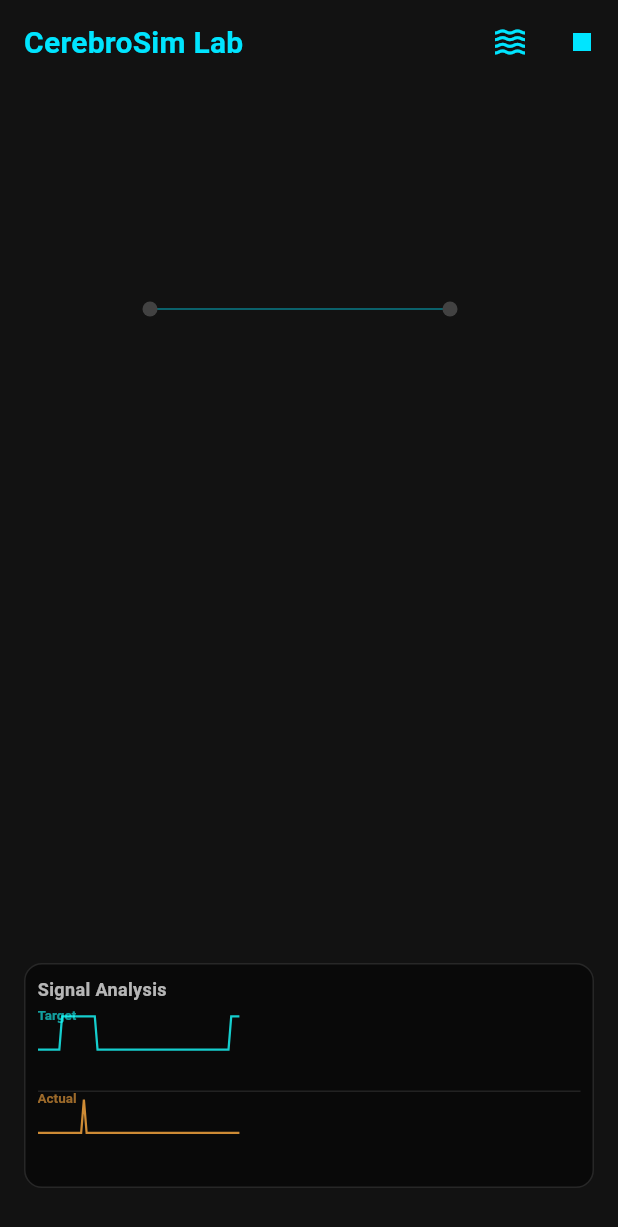
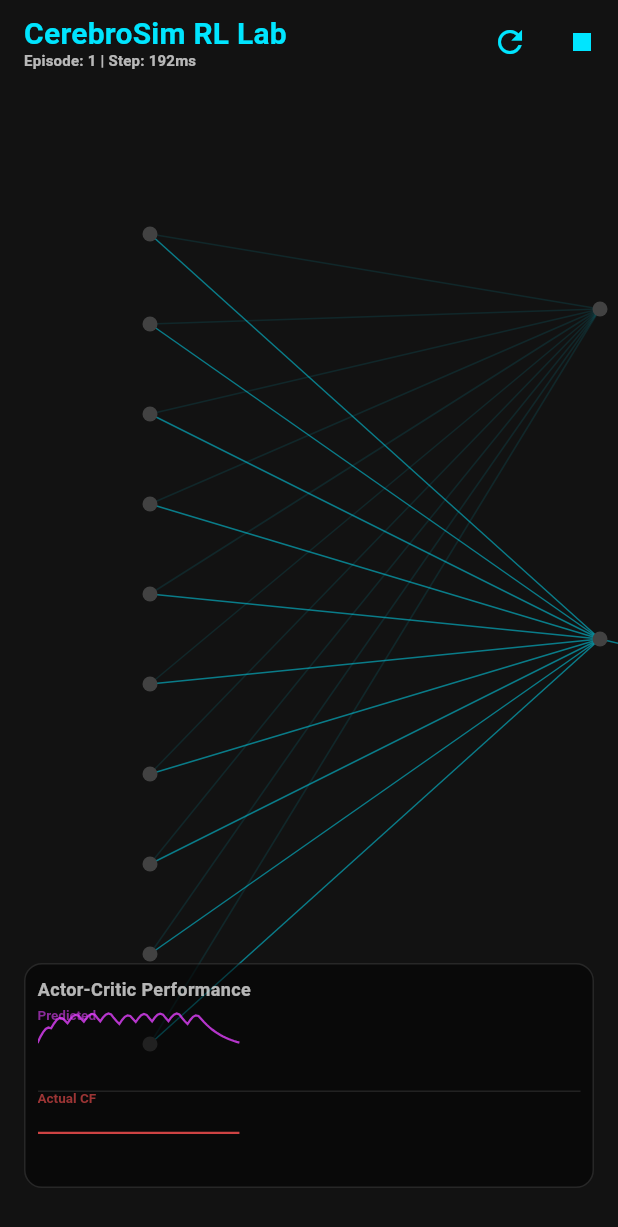
Before and after one commit to mirkodibr/CerebroSim, a Flutter app: the screen it shows after launch, after a tap on the "play arrow" icon, on a phone screen of 412 x 824 dp. Shown: the top 1227 px of the screen. Run offline on Flutter 3.47's test engine with Material 3 defaults, Android fonts, the phone set to English and light mode, and no system bars; our stand-ins replace firebase_core, flutter_riverpod; accounts and stored records are empty.

Commit message:
Prompt 23: Refactor environment and simulation providers for episodic Actor-Critic RL

```diff
--- /dev/null
+++ b/lib/providers/environment_provider.dart
@@ -0,0 +1,105 @@
+import 'package:flutter_riverpod/flutter_riverpod.dart';
+
+class EnvironmentState {
+  final int episodeNumber;
+  final double currentStep; // 0 to 1000 ms
+
+  const EnvironmentState({
+    this.episodeNumber = 0,
+    this.currentStep = 0.0,
+  });
+
+  EnvironmentState copyWith({
+    int? episodeNumber,
+    double? currentStep,
+  }) {
+    return EnvironmentState(
+      episodeNumber: episodeNumber ?? this.episodeNumber,
+      currentStep: currentStep ?? this.currentStep,
+    );
+  }
+}
+
+class EnvironmentNotifier extends Notifier<EnvironmentState> {
+  @override
+  EnvironmentState build() => const EnvironmentState();
+
+  /// Updates the environment step based on elapsed time (ms)
+  void update(double deltaTimeMs) {
+    double nextStep = state.currentStep + deltaTimeMs;
+
+    if (nextStep >= 1000.0) {
+      state = state.copyWith(
+        episodeNumber: state.episodeNumber + 1,
+        currentStep: 0.0,
+      );
+    } else {
+      state = state.copyWith(currentStep: nextStep);
+    }
+  }
+
+  /// Returns the state vector for Parallel Fibers (PF) based on current time.
+  ///
+  /// In this model, different PF cells are active during different temporal windows.
+  List<bool> getPFStateVector({int pfCount = 10}) {
+    return List.generate(pfCount, (index) {
+      final windowSize = 1000.0 / pfCount;
+      final start = index * windowSize;
+      final end = (index + 1) * windowSize;
+      return state.currentStep >= start && state.currentStep < end;
+    });
+  }
+
+  /// Returns the climbing fiber signal (reward/punishment).
+  ///
+  /// Negative punishment (-1.0) is triggered at step 500 if the incorrect action is selected.
+  double getClimbingFiberSignal(String lastAction) {
+    // Reward/Punishment window around 500ms
+    if (state.currentStep >= 480 && state.currentStep <= 520) {
+      // Goal: Action 'anticlose' should be triggered at 500ms
+      if (lastAction != 'anticlose') {
+        return -1.0;
+      }
+    }
+    return 0.0;
+  }
+
+  void reset() {
+    state = const EnvironmentState();
+  }
+}
+
+final environmentProvider = NotifierProvider<EnvironmentNotifier, EnvironmentState>(() {
+  return EnvironmentNotifier();
+});
+
+/// Data point for visualization (Predicted vs Actual Punishment)
+class HistoryPoint {
+  final double input; // Used for predictedPunishment
+  final double output; // Used for actualPunishment
+  HistoryPoint(this.input, this.output);
+}
+
+class SignalHistoryNotifier extends Notifier<List<HistoryPoint>> {
+  @override
+  List<HistoryPoint> build() => [];
+
+  void addPoint(double predictedPunishment, double actualPunishment) {
+    final nextHistory = List<HistoryPoint>.from(state)
+      ..add(HistoryPoint(predictedPunishment, actualPunishment));
+
+    // Maintain a fixed window of 200 points
+    if (nextHistory.length > 200) {
+      nextHistory.removeAt(0);
+    }
+    state = nextHistory;
+  }
+
+  void reset() {
+    state = [];
+  }
+}
+
+final signalHistoryProvider = NotifierProvider<SignalHistoryNotifier, List<HistoryPoint>>(() {
+  return SignalHistoryNotifier();
+});
--- a/lib/providers/signal_provider.dart
+++ /dev/null
@@ -1,81 +0,0 @@
-import 'dart:math' as math;
-import 'package:flutter_riverpod/flutter_riverpod.dart';
-
-enum SignalType { sine, step, square }
-
-class SignalNotifier extends Notifier<bool> {
-  SignalType _type = SignalType.sine;
-  double _frequency = 1.0; // Hz
-  double _currentTime = 0.0;
-
-  @override
-  bool build() {
-    return false;
-  }
-
-  void setType(SignalType type) {
-    _type = type;
-  }
-
-  void setFrequency(double freq) {
-    _frequency = freq;
-  }
-
-  /// Updates the signal based on the elapsed time (ms)
-  void update(double deltaTimeMs) {
-    _currentTime += deltaTimeMs / 1000.0;
-
-    switch (_type) {
-      case SignalType.sine:
-        // Convert sine wave (-1 to 1) to a binary spike
-        // Spike when sine is in the upper 20% of its phase
-        final value = math.sin(2 * math.pi * _frequency * _currentTime);
-        state = value > 0.8;
-        break;
-      case SignalType.step:
-        // Toggle every 1 second
-        state = (_currentTime % 2.0) < 1.0;
-        break;
-      case SignalType.square:
-        // Rapid oscillation
-        state = math.sin(2 * math.pi * _frequency * _currentTime) > 0;
-        break;
-    }
-  }
-
-  void reset() {
-    _currentTime = 0.0;
-    state = false;
-  }
-}
-
-final signalProvider = NotifierProvider<SignalNotifier, bool>(() {
-  return SignalNotifier();
-});
-
-class HistoryPoint {
-  final double input;
-  final double output;
-  HistoryPoint(this.input, this.output);
-}
-
-class SignalHistoryNotifier extends Notifier<List<HistoryPoint>> {
-  @override
-  List<HistoryPoint> build() => [];
-
-  void addPoint(double input, double output) {
-    final nextHistory = List<HistoryPoint>.from(state)..add(HistoryPoint(input, output));
-    if (nextHistory.length > 200) {
-      nextHistory.removeAt(0);
-    }
-    state = nextHistory;
-  }
-
-  void reset() {
-    state = [];
-  }
-}
-
-final signalHistoryProvider = NotifierProvider<SignalHistoryNotifier, List<HistoryPoint>>(() {
-  return SignalHistoryNotifier();
-});
--- a/lib/providers/simulation_provider.dart
+++ b/lib/providers/simulation_provider.dart
@@ -3,7 +3,7 @@ import 'package:flutter_riverpod/flutter_riverpod.dart';
 import '../models/simulation_state.dart';
 import '../models/neuron.dart';
 import '../services/simulation_service.dart';
-import 'signal_provider.dart';
+import 'environment_provider.dart';
 
 /// Provider for the SimulationService
 final simulationServiceProvider = Provider<SimulationService>((ref) {
@@ -17,8 +17,6 @@ class SimulationNotifier extends Notifier<SimulationState> {
 
   @override
   SimulationState build() {
-    // Return an initial empty state.
-    // In a real app, this might load from a default configuration.
     ref.onDispose(() => _timer?.cancel());
     return const SimulationState(neurons: [], synapses: []);
   }
@@ -29,7 +27,7 @@ class SimulationNotifier extends Notifier<SimulationState> {
   void initialize(SimulationState initialState) {
     state = initialState;
     ref.read(signalHistoryProvider.notifier).reset();
-    ref.read(signalProvider.notifier).reset();
+    ref.read(environmentProvider.notifier).reset();
   }
 
   /// Starts the simulation at ~60 FPS (16ms per tick)
@@ -51,46 +49,53 @@ class SimulationNotifier extends Notifier<SimulationState> {
   void tick() {
     final service = ref.read(simulationServiceProvider);
 
-    // 1. Update the signal generator
-    final signalNotifier = ref.read(signalProvider.notifier);
-    signalNotifier.update(16);
-    final currentInput = ref.read(signalProvider);
+    // 1. Advance environment
+    final envNotifier = ref.read(environmentProvider.notifier);
+    envNotifier.update(16);
+    final pfState = envNotifier.getPFStateVector();
 
-    // 2. Feed signal into the input neuron (e.g. 'n1')
+    // 2. Feed PF state into 'Granular' neurons (Parallel Fibers)
+    // Assume PF neurons have IDs like 'pf_0', 'pf_1', etc.
     SimulationState currentState = state;
     final List<Neuron> updatedNeurons = currentState.neurons.map((n) {
       if (n.type == 'Granular') {
-        // If signal is high, push potential towards threshold
-        return n.copyWith(currentPotential: currentInput ? n.threshold : n.currentPotential);
+        final pfIndexString = n.id.replaceFirst('pf_', '');
+        final index = int.tryParse(pfIndexString);
+        if (index != null && index < pfState.length) {
+          // If this PF should be active now, push it to threshold
+          return n.copyWith(currentPotential: pfState[index] ? n.threshold : n.currentPotential);
+        }
       }
       return n;
     }).toList();
     currentState = currentState.copyWith(neurons: updatedNeurons);
 
-    // 3. Process the simulation tick
-    final nextState = service.calculateNextState(currentState);
-    state = nextState;
+    // 3. Process the simulation step (LIF dynamics)
+    state = service.calculateNextState(currentState);
 
-    // 4. Learning logic (Actor-Critic Refactor)
-    // Temporary: Mock punishment signal based on supervised error for compilability
-    final purkinje = state.neurons.firstWhere(
-      (n) => n.type == 'Purkinje',
-      orElse: () => state.neurons.isNotEmpty ? state.neurons.last : const Neuron(id: '', type: '', threshold: 0, currentPotential: 0)
-    );
-    final isSpiking = purkinje.currentPotential >= purkinje.threshold;
-    final double mockPunishment = (isSpiking != currentInput) ? -1.0 : 0.0;
+    // 4. Learning logic (Actor-Critic)
+    final lastAction = service.getExecutedAction(state);
+    final actualPunishment = envNotifier.getClimbingFiberSignal(lastAction);
 
-    applyLearningRL(mockPunishment);
+    // Apply weight updates
+    state = service.adjustWeightsRL(state, climbingFiberPunishment: actualPunishment);
 
-    // 5. Update history
-    final outputSpike = purkinje.currentPotential >= purkinje.threshold;
+    // 5. Update history for plotting
+    // predictedPunishment is the sum of SC neuron potentials (Critic)
+    double predictedPunishment = 0.0;
+    for (final neuron in state.neurons) {
+      if (neuron.type == 'SC') {
+        predictedPunishment += neuron.currentPotential;
+      }
+    }
+
     ref.read(signalHistoryProvider.notifier).addPoint(
-      currentInput ? 1.0 : 0.0,
-      outputSpike ? 1.0 : 0.0
+      predictedPunishment,
+      actualPunishment
     );
   }
 
-  /// Applies RL learning rule with climbing fiber punishment
+  /// Applies RL learning rule with climbing fiber punishment (Convenience method)
   void applyLearningRL(double climbingFiberPunishment) {
     final service = ref.read(simulationServiceProvider);
     state = service.adjustWeightsRL(state, climbingFiberPunishment: climbingFiberPunishment);
--- a/lib/screens/home_screen.dart
+++ b/lib/screens/home_screen.dart
@@ -1,7 +1,7 @@
 import 'package:flutter/material.dart';
 import 'package:flutter_riverpod/flutter_riverpod.dart';
 import '../providers/simulation_provider.dart';
-import '../providers/signal_provider.dart';
+import '../providers/environment_provider.dart';
 import '../widgets/neural_canvas.dart';
 import '../widgets/signal_plotter.dart';
 import '../models/simulation_state.dart';
@@ -19,20 +19,99 @@ class _HomeScreenState extends ConsumerState<HomeScreen> {
   @override
   void initState() {
     super.initState();
-    // Initialize with some mock data for visualization
     WidgetsBinding.instance.addPostFrameCallback((_) {
-      ref.read(simulationProvider.notifier).initialize(
-        const SimulationState(
-          neurons: [
-            Neuron(id: 'n1', type: 'Granular', threshold: 1, currentPotential: 0, x: 100, y: 150),
-            Neuron(id: 'n2', type: 'Purkinje', threshold: 5, currentPotential: 0, x: 300, y: 150),
-          ],
-          synapses: [
-            Synapse(sourceId: 'n1', targetId: 'n2', weight: 0.5, learningRate: 0.05, targetType: 'PC'),
-          ],
-        ),
-      );
+      _resetToRLMock();
     });
+  }
+
+  void _resetToRLMock() {
+    // 1. Generate 10 Parallel Fiber neurons (PF)
+    final neurons = <Neuron>[];
+    final synapses = <Synapse>[];
+
+    for (int i = 0; i < 10; i++) {
+      neurons.add(Neuron(
+        id: 'pf_$i',
+        type: 'Granular',
+        threshold: 1.0,
+        currentPotential: 0.0,
+        x: 100.0,
+        y: 100.0 + (i * 60.0),
+      ));
+    }
+
+    // 2. Add Purkinje Cell (Actor)
+    neurons.add(const Neuron(
+      id: 'pc_1',
+      type: 'Purkinje',
+      threshold: 5.0,
+      currentPotential: 0.0,
+      x: 400.0,
+      y: 370.0,
+    ));
+
+    // 3. Add Stellate Cell (Critic)
+    neurons.add(const Neuron(
+      id: 'sc_1',
+      type: 'SC',
+      threshold: 3.0,
+      currentPotential: 0.0,
+      x: 400.0,
+      y: 150.0,
+    ));
+
+    // 4. Add DCN Cells (Output Actions)
+    neurons.add(const Neuron(
+      id: 'dcn_open',
+      type: 'DCN',
+      threshold: 2.0,
+      currentPotential: 0.0,
+      x: 700.0,
+      y: 300.0,
+      actionGroup: 'antiopen',
+    ));
+    neurons.add(const Neuron(
+      id: 'dcn_close',
+      type: 'DCN',
+      threshold: 2.0,
+      currentPotential: 0.0,
+      x: 700.0,
+      y: 440.0,
+      actionGroup: 'anticlose',
+    ));
+
+    // 5. Connect PFs to PC and SC
+    for (int i = 0; i < 10; i++) {
+      synapses.add(Synapse(
+        sourceId: 'pf_$i',
+        targetId: 'pc_1',
+        weight: 0.5,
+        learningRate: 0.05,
+        targetType: 'PC',
+      ));
+      synapses.add(Synapse(
+        sourceId: 'pf_$i',
+        targetId: 'sc_1',
+        weight: 0.2,
+        learningRate: 0.02,
+        targetType: 'SC',
+      ));
+    }
+
+    // 6. Connect PC to DCN (Inhibitory)
+    // In our simplified model, we just use negative weights or handle it in logic.
+    // Marr-Albus uses inhibition. Here, let's just connect them for visual.
+    synapses.add(const Synapse(
+      sourceId: 'pc_1',
+      targetId: 'dcn_close',
+      weight: 2.0,
+      learningRate: 0.0,
+      targetType: 'DCN',
+    ));
+
+    ref.read(simulationProvider.notifier).initialize(
+      SimulationState(neurons: neurons, synapses: synapses),
+    );
   }
 
   @override
@@ -40,21 +119,25 @@ class _HomeScreenState extends ConsumerState<HomeScreen> {
     final simulationState = ref.watch(simulationProvider);
     final history = ref.watch(signalHistoryProvider);
     final isRunning = ref.watch(simulationProvider.notifier).isRunning;
+    final envState = ref.watch(environmentProvider);
 
     return Scaffold(
       appBar: AppBar(
-        title: const Text('CerebroSim Lab'),
+        title: Column(
+          crossAxisAlignment: CrossAxisAlignment.start,
+          children: [
+            const Text('CerebroSim RL Lab'),
+            Text(
+              'Episode: ${envState.episodeNumber} | Step: ${envState.currentStep.toInt()}ms',
+              style: const TextStyle(fontSize: 10, color: Colors.white70),
+            ),
+          ],
+        ),
         actions: [
-          PopupMenuButton<SignalType>(
-            icon: const Icon(Icons.waves),
-            onSelected: (type) {
-              ref.read(signalProvider.notifier).setType(type);
-            },
-            itemBuilder: (context) => [
-              const PopupMenuItem(value: SignalType.sine, child: Text('Sine Wave')),
-              const PopupMenuItem(value: SignalType.step, child: Text('Step Signal')),
-              const PopupMenuItem(value: SignalType.square, child: Text('Square Wave')),
-            ],
+          IconButton(
+            icon: const Icon(Icons.refresh),
+            onPressed: _resetToRLMock,
+            tooltip: 'Reset Simulation',
           ),
           IconButton(
             icon: Icon(isRunning ? Icons.stop : Icons.play_arrow),
--- a/lib/widgets/signal_plotter.dart
+++ b/lib/widgets/signal_plotter.dart
@@ -1,5 +1,5 @@
 import 'package:flutter/material.dart';
-import '../providers/signal_provider.dart';
+import '../providers/environment_provider.dart';
 
 class SignalPlotter extends StatelessWidget {
   final List<HistoryPoint> history;
@@ -20,7 +20,7 @@ class SignalPlotter extends StatelessWidget {
         crossAxisAlignment: CrossAxisAlignment.start,
         children: [
           const Text(
-            'Signal Analysis',
+            'Actor-Critic Performance',
             style: TextStyle(color: Colors.white70, fontSize: 12, fontWeight: FontWeight.bold),
           ),
           const SizedBox(height: 4),
@@ -47,20 +47,19 @@ class _SignalPainter extends CustomPainter {
   void paint(Canvas canvas, Size size) {
     if (history.isEmpty) return;
 
-    final inputPaint = Paint()
-      ..color = Colors.cyanAccent.withValues(alpha: 0.8)
+    final predictedPaint = Paint()
+      ..color = Colors.purpleAccent.withValues(alpha: 0.8)
       ..strokeWidth = 1.5
       ..style = PaintingStyle.stroke;
 
-    final outputPaint = Paint()
-      ..color = Colors.orangeAccent.withValues(alpha: 0.8)
+    final actualPaint = Paint()
+      ..color = Colors.redAccent.withValues(alpha: 0.8)
       ..strokeWidth = 1.5
       ..style = PaintingStyle.stroke;
 
-    final inputPath = Path();
-    final outputPath = Path();
+    final predictedPath = Path();
+    final actualPath = Path();
 
-    // Max 200 points as defined in SignalHistoryNotifier
     const int maxPoints = 200;
     final double stepX = size.width / (maxPoints - 1);
     final double midY = size.height / 2;
@@ -69,32 +68,29 @@ class _SignalPainter extends CustomPainter {
     for (int i = 0; i < history.length; i++) {
       final x = i * stepX;
 
-      // Input plot (Target) - centered in top half
-      final inputY = (midY / 2) - (history[i].input * trackHeight / 2);
+      // Predicted Punishment (Critic output)
+      final py = (midY / 2) - (history[i].input * trackHeight / 2);
       if (i == 0) {
-        inputPath.moveTo(x, inputY);
+        predictedPath.moveTo(x, py);
       } else {
-        // Use step-like line for binary signals
-        inputPath.lineTo(x, inputY);
+        predictedPath.lineTo(x, py);
       }
 
-      // Output plot (Actual) - centered in bottom half
-      final outputY = (size.height * 0.75) - (history[i].output * trackHeight / 2);
+      // Actual Punishment (Environment CF signal)
+      final ay = (size.height * 0.75) - (history[i].output * trackHeight / 2);
        if (i == 0) {
-        outputPath.moveTo(x, outputY);
+        actualPath.moveTo(x, ay);
       } else {
-        outputPath.lineTo(x, outputY);
+        actualPath.lineTo(x, ay);
       }
     }
 
-    canvas.drawPath(inputPath, inputPaint);
-    canvas.drawPath(outputPath, outputPaint);
+    canvas.drawPath(predictedPath, predictedPaint);
+    canvas.drawPath(actualPath, actualPaint);
 
-    // Legend/Labels
-    _drawLabel(canvas, "Target", const Offset(0, 0), Colors.cyanAccent);
-    _drawLabel(canvas, "Actual", Offset(0, midY), Colors.orangeAccent);
+    _drawLabel(canvas, "Predicted", const Offset(0, 0), Colors.purpleAccent);
+    _drawLabel(canvas, "Actual CF", Offset(0, midY), Colors.redAccent);
 
-    // Draw a divider
     final dividerPaint = Paint()
       ..color = Colors.white10
       ..strokeWidth = 1;
```
Also changed, not shown: 1 other file.
